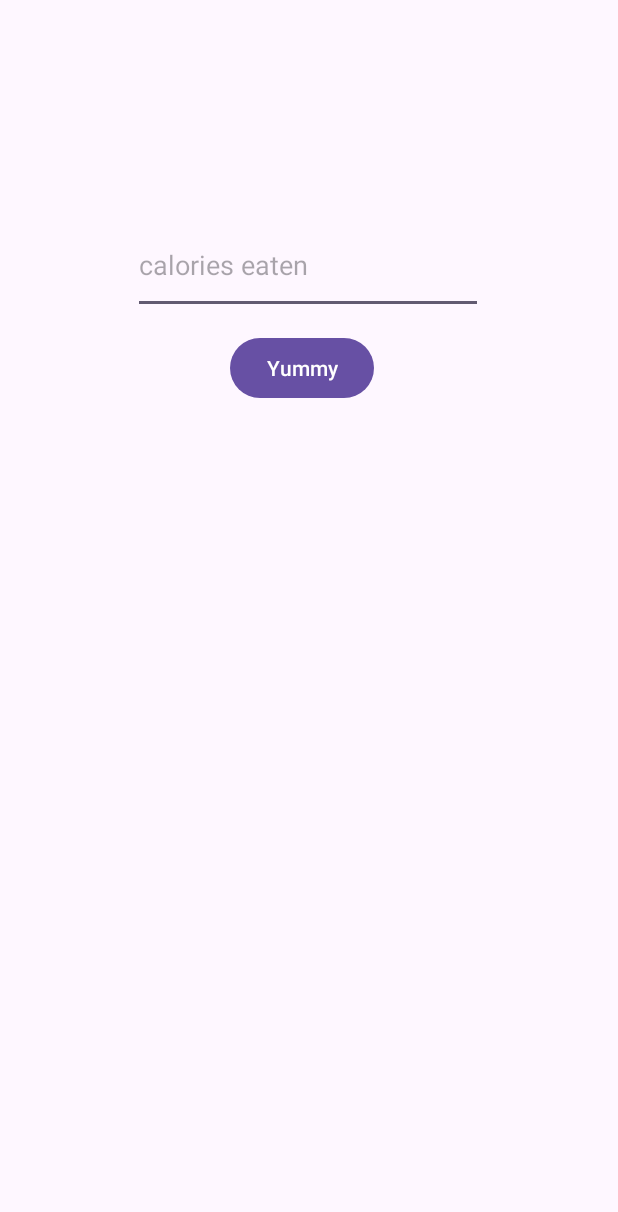
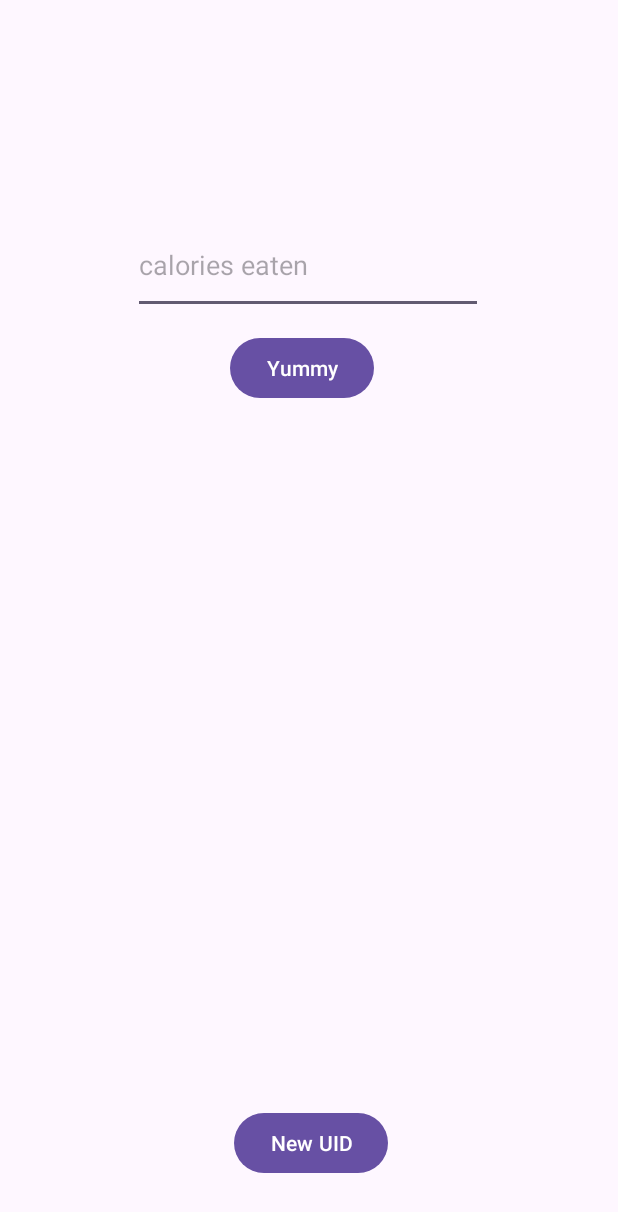
Before and after one commit to SomethingGeneric/GooberEats, an Android app: the screen it shows after launch (MainActivity), on a phone screen of 412 x 824 dp. Shown: the top 1212 px of the screen. Run offline under Robolectric (Android 15) with nearby library versions, the phone set to English and light mode, and no system bars.

Commit message:
(tenative) UID string reset in app, UID to split out user data in backend and frontend

```diff
--- a/GooberEats/app/src/main/java/cloud/goober/goobereats/MainActivity.java
+++ b/GooberEats/app/src/main/java/cloud/goober/goobereats/MainActivity.java
@@ -33,7 +33,8 @@ public class MainActivity extends AppCompatActivity {
     private EditText submitNewCal;
 
     private static final SecureRandom secureRandom = new SecureRandom();
-    private static final Base64.Encoder base64Encoder = Base64.getUrlEncoder().withoutPadding();
+    private static final String CHARACTERS = "ABCDEFGHIJKLMNOPQRSTUVWXYZabcdefghijklmnopqrstuvwxyz0123456789";
+    private static final int STRING_LENGTH = 64;
 
     @Override
     protected void onCreate(Bundle savedInstanceState) {
@@ -64,12 +65,31 @@ public class MainActivity extends AppCompatActivity {
             }
         });
 
+        findViewById(R.id.resetButton).setOnClickListener(new View.OnClickListener() {
+            @Override
+            public void onClick(View view) {
+                emptyUserID();
+                Toast.makeText(MainActivity.this, "UID nuked", Toast.LENGTH_SHORT).show();
+            }
+        });
+
     }
 
     public static String generateUserID() {
-        byte[] randomBytes = new byte[64];
-        secureRandom.nextBytes(randomBytes);
-        return base64Encoder.encodeToString(randomBytes).substring(0, 64);
+        StringBuilder sb = new StringBuilder(STRING_LENGTH);
+        for (int i = 0; i < STRING_LENGTH; i++) {
+            int randomIndex = secureRandom.nextInt(CHARACTERS.length());
+            sb.append(CHARACTERS.charAt(randomIndex));
+        }
+        return sb.toString();
+    }
+
+    public void emptyUserID() {
+        SharedPreferences sharedPref = this.getSharedPreferences("MyAppPrefs", Context.MODE_PRIVATE);
+        SharedPreferences.Editor editor = sharedPref.edit();
+        editor.remove("userid");
+        editor.apply();
+        editor.commit();
     }
 
     public String truegetUserID() {
@@ -188,6 +208,7 @@ public class MainActivity extends AppCompatActivity {
                 // Create JSON payload
                 JSONObject jsonBody = new JSONObject();
                 jsonBody.put("kcal", newcals);
+                jsonBody.put("id", truegetUserID());
 
                 // Write the JSON data to the request body
                 try (OutputStream os = connection.getOutputStream()) {
@@ -197,6 +218,7 @@ public class MainActivity extends AppCompatActivity {
 
                 // Get response code
                 int responseCode = connection.getResponseCode();
+                connection.disconnect();
                 if (responseCode == HttpURLConnection.HTTP_OK || responseCode == HttpURLConnection.HTTP_CREATED) {
                     return "Success!";
                 } else {
--- a/GooberEats/app/src/main/res/layout/activity_main.xml
+++ b/GooberEats/app/src/main/res/layout/activity_main.xml
@@ -43,4 +43,16 @@
         app:layout_constraintEnd_toEndOf="parent"
         app:layout_constraintStart_toStartOf="parent"
         app:layout_constraintTop_toBottomOf="@+id/submitNewCal" />
+
+    <Button
+        android:id="@+id/resetButton"
+        android:layout_width="wrap_content"
+        android:layout_height="wrap_content"
+        android:layout_marginStart="161dp"
+        android:layout_marginEnd="159dp"
+        android:layout_marginBottom="38dp"
+        android:text="New UID"
+        app:layout_constraintBottom_toBottomOf="parent"
+        app:layout_constraintEnd_toEndOf="parent"
+        app:layout_constraintStart_toStartOf="parent" />
 </androidx.constraintlayout.widget.ConstraintLayout>
```
Also changed, not shown: 2 other files.
